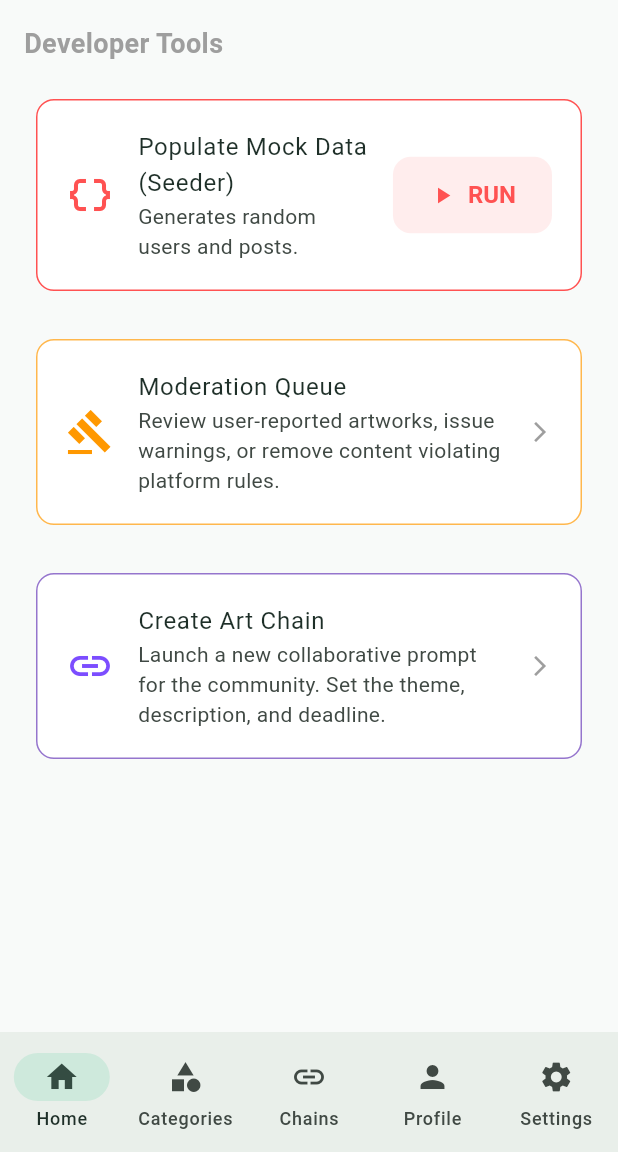
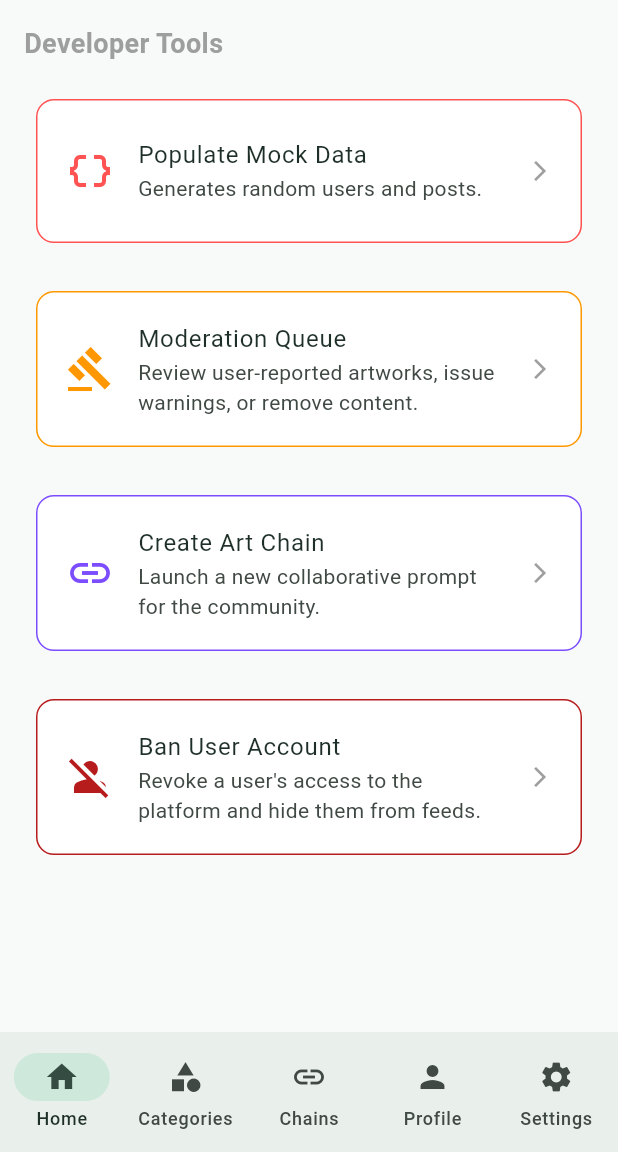
Before and after one commit to 64bitMagician/virtual-obelisk, a Flutter app: the AdminDashboardScreen screen opened by its route, on a phone screen of 412 x 824 dp, the part 84-1236 px from its top. Run offline on Flutter 3.47's test engine with Material 3 defaults, Android fonts, the phone set to English and light mode, and no system bars; our stand-ins replace cloud_firestore, cross_file, faker, file_picker, firebase_auth, firebase_core and 5 more; accounts and stored records are empty.

Commit message:
Refined adamin dashboard. Also added ability to ban user

```diff
--- a/assetsContribuitors.txt
+++ b/assetsContribuitors.txt
@@ -2,4 +2,5 @@
 https://uxwing.com/user-profile-icon/
 
 
-- videos downloaded
+- Pixel Art Animation video:
+    Video by <a href="https://pixabay.com/users/u_zys3fy54t3-36732626/?utm_source=link-attribution&utm_medium=referral&utm_campaign=video&utm_content=164386">u_zys3fy54t3</a> from <a href="https://pixabay.com//?utm_source=link-attribution&utm_medium=referral&utm_campaign=video&utm_content=164386">Pixabay</a>
--- a/lib/core/constants.dart
+++ b/lib/core/constants.dart
@@ -49,4 +49,4 @@ const int gain_follower_artist_points_reward = 100;
 const int get_like_artist_points_reward = 50;
 
 // Posts per day limit
-const int posts_per_day_allowed = 100;
+const int posts_per_day_allowed = 2;
--- a/lib/ui/screens/admin_dashboard_screen.dart
+++ b/lib/ui/screens/admin_dashboard_screen.dart
@@ -1,92 +1,18 @@
 import 'package:flutter/material.dart';
-import 'package:art_platform/automation/database_seeder.dart';
 import 'package:go_router/go_router.dart';
+import '../widgets/ban_user_dialog.dart';
+import '../widgets/seed_database_dialog.dart';
+import '../widgets/admin_action_card.dart';
 
-class AdminDashboardScreen extends StatefulWidget {
+class AdminDashboardScreen extends StatelessWidget {
   const AdminDashboardScreen({super.key});
-
-  @override
-  State<AdminDashboardScreen> createState() => _AdminDashboardScreenState();
-}
-
-class _AdminDashboardScreenState extends State<AdminDashboardScreen> {
-  bool _isSeeding = false;
-
-  Future<void> _runSeeder() async {
-    // Show confirmation dialog before doing anything destructive/heavy
-    final bool? confirm = await showDialog<bool>(
-      context: context,
-      builder:
-          (context) => AlertDialog(
-            title: const Text("Seed Database?"),
-            content: const Text(
-              "This will generate 5 fake users and 10 fake art posts. ",
-            ),
-            actions: [
-              TextButton(
-                onPressed: () => Navigator.pop(context, false),
-                child: const Text("Cancel"),
-              ),
-              ElevatedButton(
-                style: ElevatedButton.styleFrom(
-                  backgroundColor: Colors.red,
-                  foregroundColor: Colors.white,
-                ),
-                onPressed: () => Navigator.pop(context, true),
-                child: const Text("Yes"),
-              ),
-            ],
-          ),
-    );
-
-    // If user cancelled or dismissed the dialog, stop here.
-    if (confirm != true) return;
-
-    // 2. Start the seeding process
-    setState(() => _isSeeding = true);
-
-    // Show a temporary snackbar
-    ScaffoldMessenger.of(context).showSnackBar(
-      const SnackBar(
-        content: Text("Seeding started... Check terminal for progress."),
-      ),
-    );
-
-    try {
-      final seeder = DatabaseSeeder();
-      await seeder.runSeed();
-
-      if (mounted) {
-        ScaffoldMessenger.of(context).showSnackBar(
-          const SnackBar(
-            content: Text("Seed Complete! Database populated."),
-            backgroundColor: Colors.green,
-          ),
-        );
-      }
-    } catch (e) {
-      if (mounted) {
-        ScaffoldMessenger.of(context).showSnackBar(
-          SnackBar(
-            content: Text("Seed Failed: $e"),
-            backgroundColor: Colors.red,
-          ),
-        );
-      }
-    } finally {
-      if (mounted) {
-        setState(() => _isSeeding = false);
-      }
-    }
-  }
 
   @override
   Widget build(BuildContext context) {
     return Scaffold(
       appBar: AppBar(
         title: const Text("Admin Dashboard"),
-        backgroundColor:
-            Colors.red[900], // Give the admin screen a distinct, serious color
+        backgroundColor: Colors.red[900],
         foregroundColor: Colors.white,
       ),
       body: ListView(
@@ -94,107 +20,56 @@ class _AdminDashboardScreenState extends State<AdminDashboardScreen> {
         children: [
           const Text(
             "Developer Tools",
-            style: TextStyle(
-              fontSize: 18,
-              fontWeight: FontWeight.bold,
-              color: Colors.grey,
-            ),
+            style: TextStyle(fontSize: 18, fontWeight: FontWeight.bold, color: Colors.grey),
           ),
           const SizedBox(height: 16),
 
-          // THE SEEDER CARD
-          Card(
-            shape: RoundedRectangleBorder(
-              side: const BorderSide(color: Colors.redAccent, width: 1),
-              borderRadius: BorderRadius.circular(12),
-            ),
-            child: ListTile(
-              contentPadding: const EdgeInsets.symmetric(
-                horizontal: 20,
-                vertical: 12,
-              ),
-              leading: const Icon(
-                Icons.data_object,
-                color: Colors.redAccent,
-                size: 32,
-              ),
-              title: const Text("Populate Mock Data (Seeder)"),
-              subtitle: const Text("Generates random users and posts."),
-              trailing:
-                  _isSeeding
-                      ? const SizedBox(
-                        width: 24,
-                        height: 24,
-                        child: CircularProgressIndicator(
-                          strokeWidth: 2,
-                          color: Colors.redAccent,
-                        ),
-                      )
-                      : ElevatedButton.icon(
-                        style: ElevatedButton.styleFrom(
-                          backgroundColor: Colors.redAccent.withOpacity(0.1),
-                          foregroundColor: Colors.redAccent,
-                          elevation: 0,
-                        ),
-                        onPressed: _runSeeder,
-                        icon: const Icon(Icons.play_arrow),
-                        label: const Text("RUN"),
-                      ),
+          // Seeder Card
+          AdminActionCard(
+            title: "Populate Mock Data",
+            subtitle: "Generates random users and posts.",
+            icon: Icons.data_object,
+            themeColor: Colors.redAccent,
+            onTap: () => showDialog(
+              context: context,
+              barrierDismissible: false,
+              builder: (context) => const SeedDatabaseDialog(),
             ),
           ),
 
           const SizedBox(height: 16),
 
-          // REPORTED ARTPOSTS
-          Card(
-            shape: RoundedRectangleBorder(
-              side: BorderSide(color: Colors.orange.shade300, width: 1),
-              borderRadius: BorderRadius.circular(12),
-            ),
-            child: ListTile(
-              contentPadding: const EdgeInsets.symmetric(
-                horizontal: 20,
-                vertical: 12,
-              ),
-              leading: const Icon(Icons.gavel, color: Colors.orange, size: 32),
-              title: const Text("Moderation Queue"),
-              subtitle: const Text(
-                "Review user-reported artworks, issue warnings, or remove content violating platform rules.",
-              ),
-              trailing: const Icon(
-                Icons.arrow_forward_ios,
-                size: 16,
-                color: Colors.grey,
-              ),
-              // Inside your Card's ListTile in admin_dashboard_screen.dart
-              onTap: () => context.push('/admin/media_reader'),
-            ),
+          // Moderation Card
+          AdminActionCard(
+            title: "Moderation Queue",
+            subtitle: "Review user-reported artworks, issue warnings, or remove content.",
+            icon: Icons.gavel,
+            themeColor: Colors.orange,
+            onTap: () => context.push('/admin/media_reader'),
           ),
 
           const SizedBox(height: 16),
 
-          // CHAIN CREATOR DASHBOARD
-          Card(
-            shape: RoundedRectangleBorder(
-              side: BorderSide(color: Colors.deepPurple.shade300, width: 1),
-              borderRadius: BorderRadius.circular(12),
-            ),
-            child: ListTile(
-              contentPadding: const EdgeInsets.symmetric(
-                horizontal: 20,
-                vertical: 12,
-              ),
-              leading: const Icon(Icons.link, color: Colors.deepPurpleAccent, size: 32),
-              title: const Text("Create Art Chain"),
-              subtitle: const Text(
-                "Launch a new collaborative prompt for the community. Set the theme, description, and deadline.",
-              ),
-              trailing: const Icon(
-                Icons.arrow_forward_ios,
-                size: 16,
-                color: Colors.grey,
-              ),
-              onTap: () => context.push('/admin/create_chain'),
+          // Art Chain Card
+          AdminActionCard(
+            title: "Create Art Chain",
+            subtitle: "Launch a new collaborative prompt for the community.",
+            icon: Icons.link,
+            themeColor: Colors.deepPurpleAccent,
+            onTap: () => context.push('/admin/create_chain'),
+          ),
+
+          const SizedBox(height: 16),
+
+          // Ban User Card
+          AdminActionCard(
+            title: "Ban User Account",
+            subtitle: "Revoke a user's access to the platform and hide them from feeds.",
+            icon: Icons.person_off,
+            themeColor: Colors.red.shade900,
+            onTap: () => showDialog(
+              context: context,
+              builder: (context) => const BanUserDialog(),
             ),
           ),
         ],
--- /dev/null
+++ b/lib/ui/widgets/admin_action_card.dart
@@ -0,0 +1,38 @@
+import 'package:flutter/material.dart';
+
+class AdminActionCard extends StatelessWidget {
+  final String title;
+  final String subtitle;
+  final IconData icon;
+  final Color themeColor;
+  final Widget? trailing;
+  final VoidCallback? onTap;
+
+  const AdminActionCard({
+    super.key,
+    required this.title,
+    required this.subtitle,
+    required this.icon,
+    required this.themeColor,
+    this.trailing,
+    this.onTap,
+  });
+
+  @override
+  Widget build(BuildContext context) {
+    return Card(
+      shape: RoundedRectangleBorder(
+        side: BorderSide(color: themeColor, width: 1),
+        borderRadius: BorderRadius.circular(12),
+      ),
+      child: ListTile(
+        contentPadding: const EdgeInsets.symmetric(horizontal: 20, vertical: 12),
+        leading: Icon(icon, color: themeColor, size: 32),
+        title: Text(title),
+        subtitle: Text(subtitle),
+        trailing: trailing ?? const Icon(Icons.arrow_forward_ios, size: 16, color: Colors.grey),
+        onTap: onTap,
+      ),
+    );
+  }
+}
```
Also changed, not shown: lib/ui/widgets/ban_user_dialog.dart (added, +95 -0 lines), lib/ui/widgets/seed_database_dialog.dart (added, +73 -0 lines).
